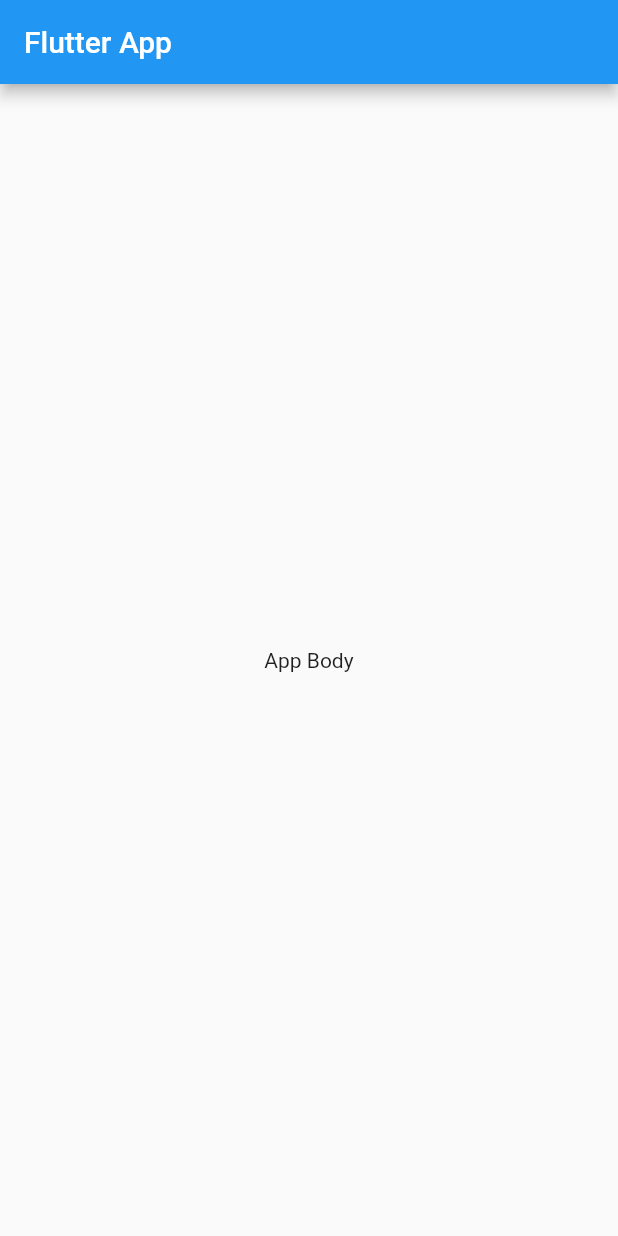
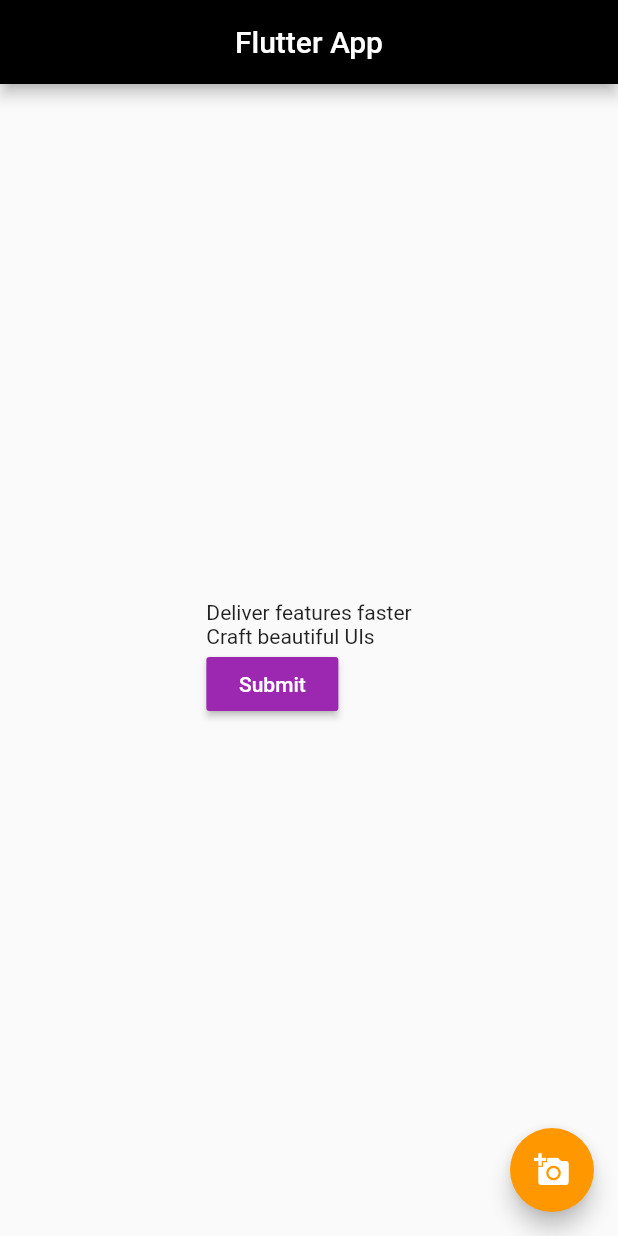
Before and after one commit to nitinreddy3/Child-Care, a Flutter app: the screen it shows after launch, on a phone screen of 412 x 824 dp. Run offline on Flutter 3.47's test engine with Material 2 defaults, Android fonts, the phone set to English and light mode, and no system bars.

Commit message:
Basics of Row, Column, Center are covered

```diff
--- a/lib/main.dart
+++ b/lib/main.dart
@@ -4,23 +4,55 @@ void main() {
   runApp(MyApp());
 }
 
-class MyApp extends StatefulWidget {
-  @override
-  _MyAppState createState() => _MyAppState();
-}
+class MyApp extends StatelessWidget {
+  void _clickHandler() {
+    print('Clicked');
+  }
 
-class _MyAppState extends State<MyApp> {
   @override
   Widget build(BuildContext context) {
     return MaterialApp(
+      title: 'Flutter App',
+      debugShowCheckedModeBanner: false,
+      theme: ThemeData(
+        primaryColor: Colors.green,
+        accentColor: Colors.orange,
+      ),
       home: Scaffold(
         appBar: AppBar(
           title: Text("Flutter App"),
+          centerTitle: true,
+          backgroundColor: Colors.black,
         ),
-        body: Container(
-          child: Center(child: Text('App Body'),)
+        body: Center(
+          child: Column(
+            crossAxisAlignment: CrossAxisAlignment.start,
+            mainAxisAlignment: MainAxisAlignment.center,
+            children: <Widget>[
+              Text('Deliver features faster'),
+              Text('Craft beautiful UIs'),
+              RaisedButton(
+                onPressed: () => {},
+                child: Text(
+                  'Submit',
+                  style: TextStyle(
+                    color: Colors.white,
+                  ),
+                ),
+                color: Colors.purple,
+                splashColor: Colors.blue,
+              )
+            ],
+          ),
         ),
-      )
+        floatingActionButton: FloatingActionButton(
+          onPressed: _clickHandler,
+          child: Icon(
+            Icons.add_a_photo,
+            color: Colors.white,
+          ),
+        ),
+      ),
     );
   }
 }
```
